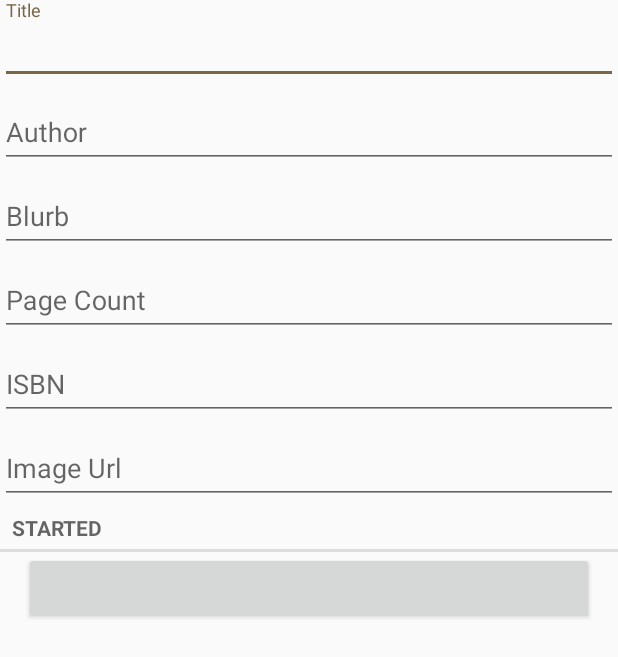
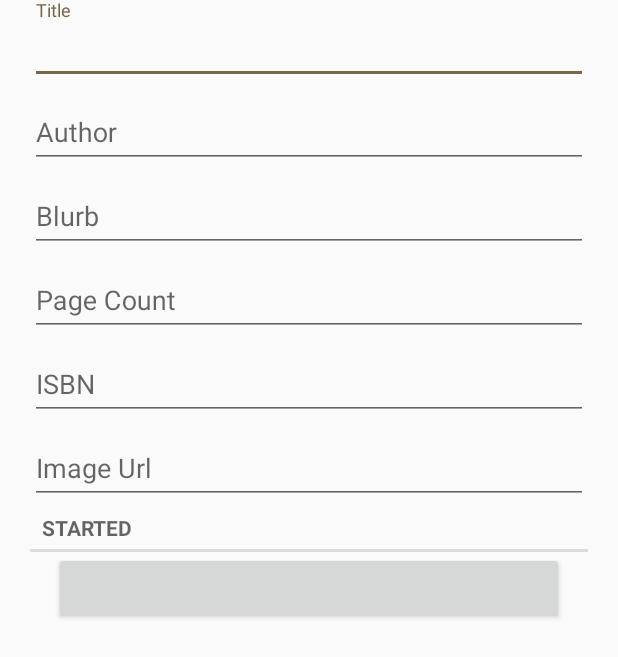
Before and after one commit to nyakeh/PaperTrail, an Android app: the layout metadata_page.xml on its own in the app's theme, with its tools: preview values and no code run, on a phone screen of 412 x 824 dp. Shown: the top 657 px of the screen. Run offline under Robolectric (Android 15) with nearby library versions, the phone set to English and light mode, and no system bars.

Commit message:
Made all views scrollable to ensure all content can be viewed/enjoyed.

```diff
--- a/app/src/main/res/layout/fragment_book.xml
+++ b/app/src/main/res/layout/fragment_book.xml
@@ -19,8 +19,6 @@
         android:layout_width="match_parent"
         android:layout_height="0px"
         android:layout_weight="1"
-        android:layout_marginLeft="20dp"
-        android:layout_marginRight="20dp"
         android:layout_marginTop="10dp"/>
 
 </LinearLayout>
--- a/app/src/main/res/layout/metadata_page.xml
+++ b/app/src/main/res/layout/metadata_page.xml
@@ -1,8 +1,15 @@
 <?xml version="1.0" encoding="utf-8"?>
-<LinearLayout xmlns:android="http://schemas.android.com/apk/res/android"
+<ScrollView
+    xmlns:android="http://schemas.android.com/apk/res/android"
+    android:layout_width="match_parent"
+    android:layout_height="match_parent">
+
+    <LinearLayout
         android:layout_width="match_parent"
         android:layout_height="match_parent"
-              android:orientation="vertical">
+        android:orientation="vertical"
+        android:paddingRight="20dp"
+        android:paddingLeft="20dp">
 
         <android.support.design.widget.TextInputLayout
             android:layout_width="match_parent"
@@ -94,3 +101,4 @@
             android:layout_marginLeft="16dp"
             android:layout_marginRight="16dp"/>
     </LinearLayout>
+</ScrollView>
```
Also changed, not shown: app/src/main/res/layout/fragment_create_book.xml (+7 -1 lines), app/src/main/res/layout/progress_page.xml (+10 -2 lines). Lines whose indentation alone changed are shown as unchanged.
